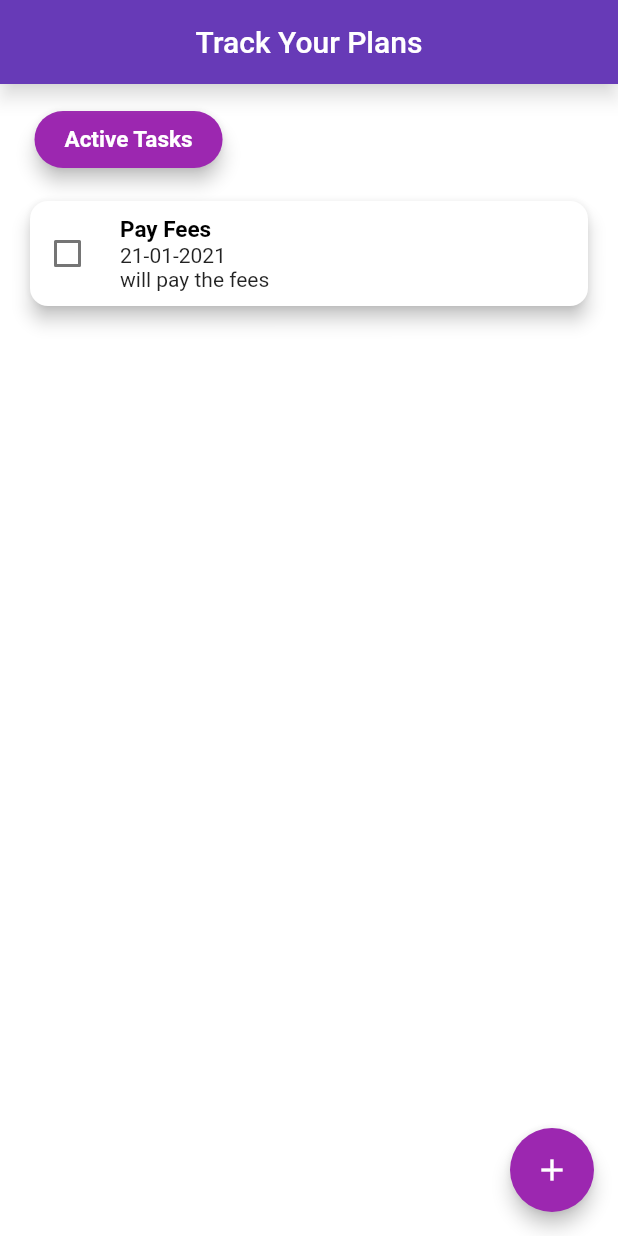
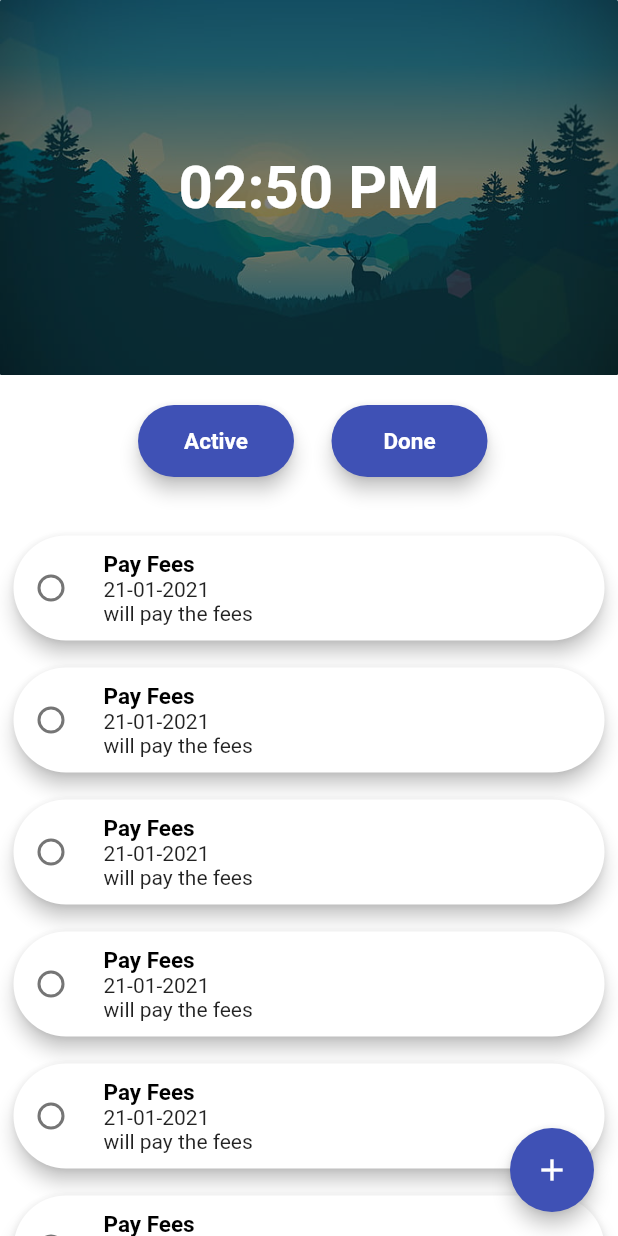
Before and after one commit to Sudeep-kr-1999/FlutterTodoApplication, a Flutter app: the screen it shows after launch, on a phone screen of 412 x 824 dp. Run offline on Flutter 3.47's test engine with Material 2 defaults, Android fonts, the phone set to English and light mode, and no system bars.

Commit message:
Main Screen UI Modified

```diff
--- a/lib/main.dart
+++ b/lib/main.dart
@@ -1,3 +1,5 @@
+import 'dart:ui';
+
 import 'package:flutter/material.dart';
 import './screens/newtaskscreen.dart';
 import './screens/routing.dart';
@@ -30,28 +32,59 @@ class MyHomePage extends StatelessWidget {
   Widget build(BuildContext context) {
     return Scaffold(
       backgroundColor: Colors.white,
-      appBar: AppBar(
-        centerTitle: true,
-        title: const Text("Track Your Plans"),
-        backgroundColor: Colors.deepPurple,
-        elevation: 5,
-        shadowColor: Colors.white,
-      ),
-      body: Padding(
-        padding: const EdgeInsets.all(8.0),
+      body: SafeArea(
+        child: Padding(
+          padding: const EdgeInsets.all(0.0),
           child: Column(
             crossAxisAlignment: CrossAxisAlignment.start,
             children: [
+              SizedBox(
+                height: 250,
+                width: double.infinity,
+                child: Stack(fit: StackFit.expand, children: [
+                  ClipRRect(
+                    borderRadius: BorderRadius.circular(1),
+                    child: Image.asset(
+                      "assets/todo2.jpg",
+                      fit: BoxFit.fill,
+                    ),
+                  ),
+                  ClipRRect(
+                    borderRadius: BorderRadius.circular(1),
+                    child: BackdropFilter(
+                      filter: ImageFilter.blur(
+                          sigmaX: 0, sigmaY: 0, tileMode: TileMode.mirror),
+                      child: Container(
+                        color: Colors.black.withOpacity(0.5),
+                        alignment: Alignment.center,
+                        child: const Text(
+                          "02:50 PM",
+                          style: TextStyle(
+                            fontSize: 40,
+                            color: Colors.white,
+                            fontWeight: FontWeight.bold,
+                          ),
+                        ),
+                      ),
+                    ),
+                  ),
+                ]),
+              ),
+              Row(
+                mainAxisAlignment: MainAxisAlignment.center,
+                children: [
                   Card(
-              margin: const EdgeInsets.fromLTRB(15, 10, 10, 0),
-              color: Colors.purple,
+                    margin: const EdgeInsets.fromLTRB(15, 20, 10, 20),
+                    color: Colors.indigo,
                     elevation: 5,
                     shape: RoundedRectangleBorder(
-                  borderRadius: BorderRadius.circular(20)),
-              child: const Padding(
-                padding: EdgeInsets.fromLTRB(20, 10, 20, 10),
-                child: Text(
-                  "Active Tasks",
+                        borderRadius: BorderRadius.circular(100)),
+                    child: Padding(
+                      padding: const EdgeInsets.fromLTRB(20, 0, 20, 0),
+                      child: TextButton(
+                        onPressed: () {},
+                        child: const Text(
+                          "Active",
                           style: TextStyle(
                             fontSize: 15,
                             fontWeight: FontWeight.bold,
@@ -61,29 +94,83 @@ class MyHomePage extends StatelessWidget {
                         ),
                       ),
                     ),
+                  ),
+                  Card(
+                    margin: const EdgeInsets.fromLTRB(15, 20, 10, 20),
+                    color: Colors.indigo,
+                    elevation: 5,
+                    shape: RoundedRectangleBorder(
+                        borderRadius: BorderRadius.circular(100)),
+                    child: Padding(
+                      padding: const EdgeInsets.fromLTRB(20, 0, 20, 0),
+                      child: TextButton(
+                        onPressed: () {},
+                        child: const Text(
+                          "Done",
+                          style: TextStyle(
+                            fontSize: 15,
+                            fontWeight: FontWeight.bold,
+                            fontStyle: FontStyle.normal,
+                            color: Colors.white,
+                          ),
+                        ),
+                      ),
+                    ),
+                  ),
+                ],
+              ),
               const SizedBox(
                 height: 10,
               ),
-            Expanded(
+              SizedBox(
+                height: 500,
+                width: double.infinity,
+                child: Expanded(
                   child: Scrollbar(
                     scrollbarOrientation: ScrollbarOrientation.right,
-                isAlwaysShown: true,
+                    isAlwaysShown: false,
                     thickness: 5,
                     radius: const Radius.circular(50),
                     interactive: true,
                     child: ListView(
                       children: const [
-                    ActivityCard("Pay Fees", "21-01-2021", "will pay the fees"),
+                        ActivityCard(
+                            "Pay Fees", "21-01-2021", "will pay the fees"),
+                        ActivityCard(
+                            "Pay Fees", "21-01-2021", "will pay the fees"),
+                        ActivityCard(
+                            "Pay Fees", "21-01-2021", "will pay the fees"),
+                        ActivityCard(
+                            "Pay Fees", "21-01-2021", "will pay the fees"),
+                        ActivityCard(
+                            "Pay Fees", "21-01-2021", "will pay the fees"),
+                        ActivityCard(
+                            "Pay Fees", "21-01-2021", "will pay the fees"),
+                        ActivityCard(
+                            "Pay Fees", "21-01-2021", "will pay the fees"),
+                        ActivityCard(
+                            "Pay Fees", "21-01-2021", "will pay the fees"),
+                        ActivityCard(
+                            "Pay Fees", "21-01-2021", "will pay the fees"),
+                        ActivityCard(
+                            "Pay Fees", "21-01-2021", "will pay the fees"),
+                        ActivityCard(
+                            "Pay Fees", "21-01-2021", "will pay the fees"),
+                        ActivityCard(
+                            "Pay Fees", "21-01-2021", "will pay the fees"),
                       ],
+                    ),
                   ),
                 ),
               ),
             ],
           ),
         ),
+      ),
       floatingActionButton: FloatingActionButton(
         foregroundColor: Colors.white,
-        backgroundColor: Colors.purple,
+        backgroundColor: Colors.indigo,
+        focusElevation: 10,
         elevation: 5,
         splashColor: Colors.grey,
         onPressed: () {
@@ -113,13 +200,13 @@ class ActivityCard extends StatelessWidget {
   @override
   Widget build(BuildContext context) {
     return Padding(
-      padding: const EdgeInsets.all(8.0),
+      padding: const EdgeInsets.fromLTRB(5, 5, 5, 5),
       child: Card(
           elevation: 5,
           borderOnForeground: true,
           color: Colors.white,
           shape:
-              RoundedRectangleBorder(borderRadius: BorderRadius.circular(12)),
+              RoundedRectangleBorder(borderRadius: BorderRadius.circular(50)),
           child: Container(
             padding: const EdgeInsets.fromLTRB(10, 10, 10, 10),
             width: double.infinity,
@@ -130,7 +217,11 @@ class ActivityCard extends StatelessWidget {
                   height: 50,
                   width: 30,
                   // checkbox execution in statefull widget
-                  child: Checkbox(value: false, onChanged: (bool? value) {}),
+                  child: Checkbox(
+                    value: false,
+                    onChanged: (bool? value) {},
+                    shape: const CircleBorder(),
+                  ),
                 ),
                 // simply a empty container
                 const SizedBox(
--- a/lib/screens/newtaskscreen.dart
+++ b/lib/screens/newtaskscreen.dart
@@ -43,7 +43,6 @@ class _NewTaskScreenState extends State<NewTaskScreen> {
           elevation: 5,
           child: const Icon(Icons.check),
           onPressed: () {
-            print("data saved to database");
           }),
       appBar: AppBar(
         centerTitle: true,
--- a/pubspec.yaml
+++ b/pubspec.yaml
@@ -59,9 +59,8 @@ flutter:
   uses-material-design: true
 
   # To add assets to your application, add an assets section, like this:
-  # assets:
-  #   - images/a_dot_burr.jpeg
-  #   - images/a_dot_ham.jpeg
+  assets:
+    - assets/
 
   # An image asset can refer to one or more resolution-specific "variants", see
   # https://flutter.dev/assets-and-images/#resolution-aware.
```
Also changed, not shown: assets/todo.jpg (added), assets/todo1.jpg (added), assets/todo2.jpg (added), assets/todo3.jpg (added), assets/todo4.jpeg (added), assets/todo5.jpg (added). Lines whose indentation alone changed are shown as unchanged.
